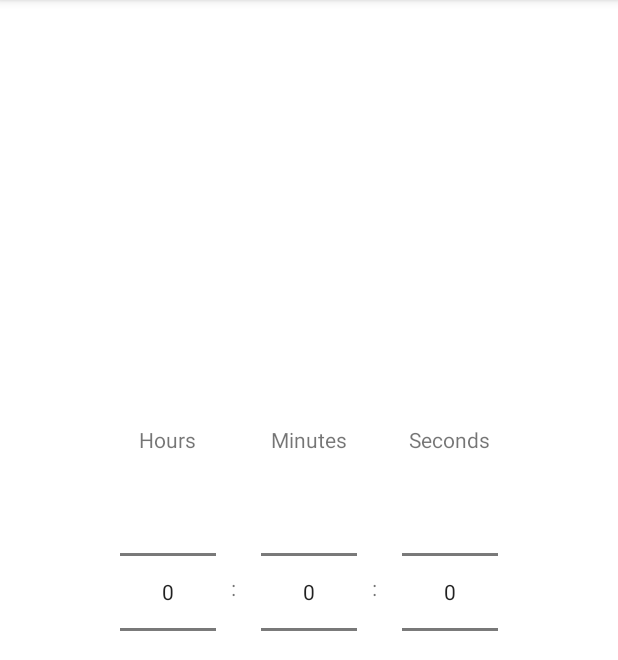
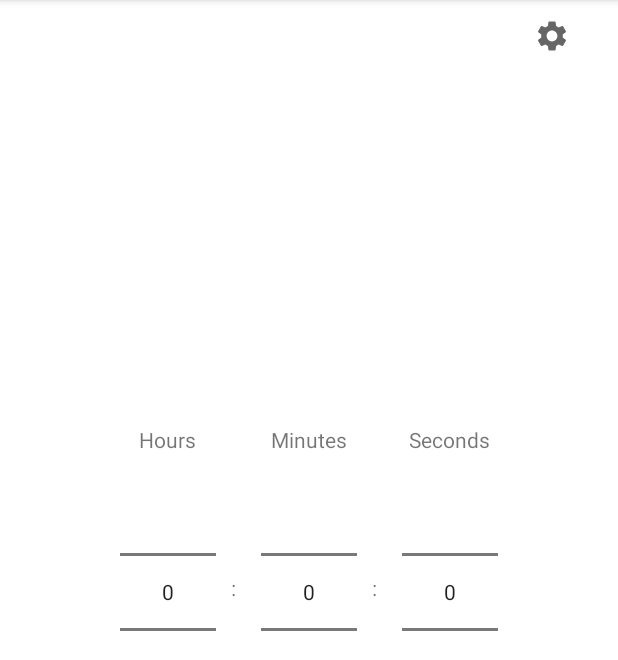
Before and after one commit to VongolaTeong/RandomSongTimer, an Android app: the screen it shows after launch (MainActivity), on a phone screen of 412 x 824 dp, the part 84-744 px from its top. Run offline under Robolectric (Android 15) with nearby library versions, the phone set to English and light mode, and no system bars.

Commit message:
settings button UI

```diff
--- /dev/null
+++ b/app/src/main/res/drawable/ic_baseline_settings_24.xml
@@ -0,0 +1,10 @@
+<vector xmlns:android="http://schemas.android.com/apk/res/android"
+    android:width="24dp"
+    android:height="24dp"
+    android:viewportWidth="24"
+    android:viewportHeight="24"
+    android:tint="?attr/colorControlNormal">
+  <path
+      android:fillColor="@android:color/white"
+      android:pathData="M19.14,12.94c0.04,-0.3 0.06,-0.61 0.06,-0.94c0,-0.32 -0.02,-0.64 -0.07,-0.94l2.03,-1.58c0.18,-0.14 0.23,-0.41 0.12,-0.61l-1.92,-3.32c-0.12,-0.22 -0.37,-0.29 -0.59,-0.22l-2.39,0.96c-0.5,-0.38 -1.03,-0.7 -1.62,-0.94L14.4,2.81c-0.04,-0.24 -0.24,-0.41 -0.48,-0.41h-3.84c-0.24,0 -0.43,0.17 -0.47,0.41L9.25,5.35C8.66,5.59 8.12,5.92 7.63,6.29L5.24,5.33c-0.22,-0.08 -0.47,0 -0.59,0.22L2.74,8.87C2.62,9.08 2.66,9.34 2.86,9.48l2.03,1.58C4.84,11.36 4.8,11.69 4.8,12s0.02,0.64 0.07,0.94l-2.03,1.58c-0.18,0.14 -0.23,0.41 -0.12,0.61l1.92,3.32c0.12,0.22 0.37,0.29 0.59,0.22l2.39,-0.96c0.5,0.38 1.03,0.7 1.62,0.94l0.36,2.54c0.05,0.24 0.24,0.41 0.48,0.41h3.84c0.24,0 0.44,-0.17 0.47,-0.41l0.36,-2.54c0.59,-0.24 1.13,-0.56 1.62,-0.94l2.39,0.96c0.22,0.08 0.47,0 0.59,-0.22l1.92,-3.32c0.12,-0.22 0.07,-0.47 -0.12,-0.61L19.14,12.94zM12,15.6c-1.98,0 -3.6,-1.62 -3.6,-3.6s1.62,-3.6 3.6,-3.6s3.6,1.62 3.6,3.6S13.98,15.6 12,15.6z"/>
+</vector>
--- a/app/src/main/res/layout/activity_main.xml
+++ b/app/src/main/res/layout/activity_main.xml
@@ -5,6 +5,17 @@
     android:layout_width="match_parent"
     android:layout_height="match_parent"
     tools:context=".MainActivity">
+
+    <ImageButton
+        android:id="@+id/button_setting"
+        android:layout_height="wrap_content"
+        android:layout_width="0dp"
+        android:layout_weight="1"
+        android:contentDescription="@string/settings"
+        app:srcCompat="@drawable/ic_baseline_settings_24"
+        style="?android:attr/buttonBarButtonStyle"
+        app:layout_constraintRight_toRightOf="parent"
+        app:layout_constraintTop_toTopOf="parent" />
 
     <LinearLayout
         android:id="@+id/timer_input"
--- a/app/src/main/res/values/strings.xml
+++ b/app/src/main/res/values/strings.xml
@@ -9,4 +9,5 @@
     <string name="start">start</string>
     <string name="reset">reset</string>
     <string name="stop">stop</string>
+    <string name="settings">settings</string>
 </resources>
```
